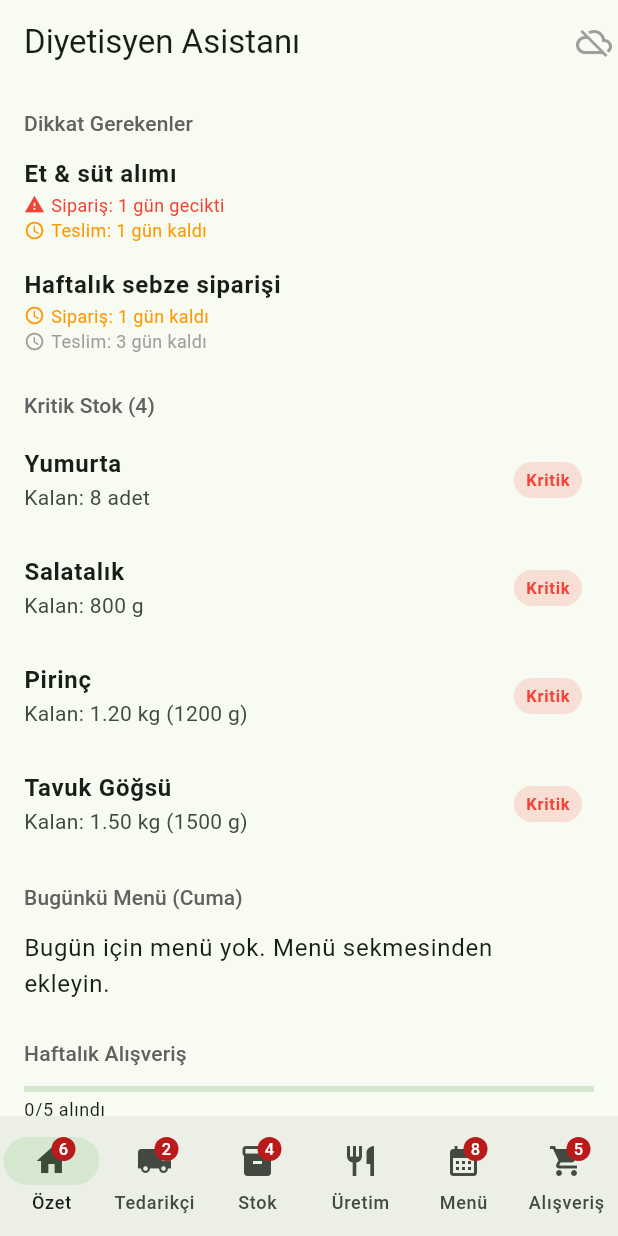
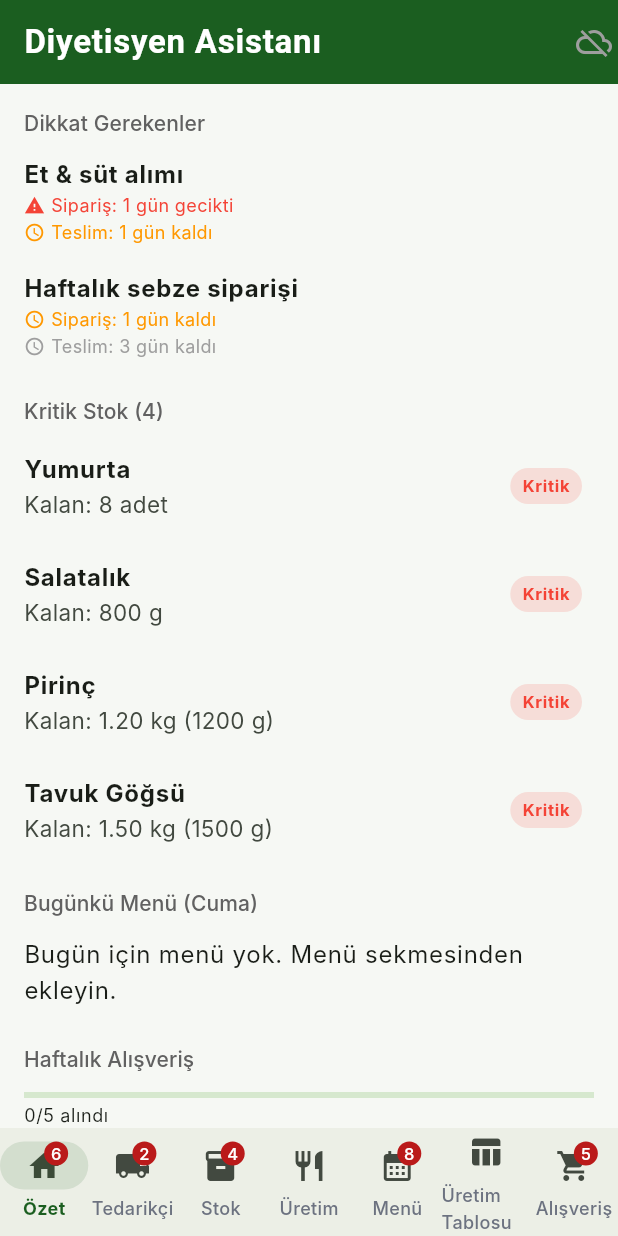
Before and after one commit to Furkan-Pamuk/Diyetisyen-Asistan, a Flutter app: the screen it shows after launch, on a phone screen of 412 x 824 dp. Run offline on Flutter 3.47's test engine with Material 3 defaults, Android fonts, the phone set to English and light mode, and no system bars; our stand-ins replace cloud_firestore, firebase_auth, firebase_core, flutter_local_notifications, share_plus, shared_preferences and 1 more; missing offline and left inert: excel; accounts and stored records are empty; Roboto replaces fonts that are missing (Inter).

Commit message:
Recipe table, manual production, autocomplete, monthly menu

```diff
--- a/lib/main.dart
+++ b/lib/main.dart
@@ -32,12 +32,63 @@ class DietitianApp extends StatelessWidget {
   Widget build(BuildContext context) {
     return ChangeNotifierProvider.value(
       value: store,
-      child: MaterialApp(
+        child: MaterialApp(
         title: 'Diyetisyen Asistanı',
         debugShowCheckedModeBanner: false,
         theme: ThemeData(
-          colorSchemeSeed: Colors.green,
+          colorSchemeSeed: const Color(0xFF1B5E20),
           useMaterial3: true,
+          fontFamily: 'Inter',
+          scaffoldBackgroundColor: const Color(0xFFF6F8F4),
+          cardTheme: CardThemeData(
+            color: Colors.white,
+            elevation: 2,
+            shape: RoundedRectangleBorder(
+                borderRadius: BorderRadius.circular(16),
+                side: const BorderSide(color: Color(0xFFE5E7EB), width: 0.5),
+            ),
+          ),
+          appBarTheme: const AppBarTheme(
+            backgroundColor: Color(0xFF1B5E20),
+            foregroundColor: Colors.white,
+            elevation: 0,
+            centerTitle: false,
+            titleTextStyle: TextStyle(
+              fontSize: 22,
+              fontWeight: FontWeight.w700,
+              letterSpacing: 0.5,
+            ),
+          ),
+          textTheme: const TextTheme(
+            titleLarge: TextStyle(
+              fontWeight: FontWeight.w700,
+              fontSize: 24,
+              letterSpacing: -0.5,
+              color: Color(0xFF1A1A2E),
+            ),
+            bodyMedium: TextStyle(
+              fontSize: 15,
+              height: 1.5,
+              color: Color(0xFF1A1A2E),
+            ),
+          ),
+          navigationBarTheme: NavigationBarThemeData(
+            height: 72,
+            indicatorColor: const Color(0xFF1B5E20).withValues(alpha: 0.12),
+            labelTextStyle: WidgetStateProperty.resolveWith<TextStyle?>(
+              (states) => states.contains(WidgetState.selected)
+                  ? const TextStyle(
+                      fontWeight: FontWeight.w700,
+                      fontSize: 12,
+                      color: Color(0xFF1B5E20),
+                    )
+                  : const TextStyle(
+                      fontWeight: FontWeight.w500,
+                      fontSize: 12,
+                      color: Color(0xFF6C7280),
+                    ),
+            ),
+          ),
         ),
         home: const AuthGate(),
       ),
--- a/lib/screens/home_screen.dart
+++ b/lib/screens/home_screen.dart
@@ -5,6 +5,7 @@ import '../state/app_store.dart';
 import 'dashboard_screen.dart';
 import 'supplier_orders_screen.dart';
 import 'inventory_screen.dart';
+import 'production_table_screen.dart';
 import 'menu_screen.dart';
 import 'recipes_screen.dart';
 import 'grocery_list_screen.dart';
@@ -26,6 +27,7 @@ class _HomeScreenState extends State<HomeScreen> {
     RecipesScreen(),
     MenuScreen(),
     GroceryListScreen(),
+    ProductionTableScreen(),
   ];
 
   @override
@@ -78,6 +80,10 @@ class _HomeScreenState extends State<HomeScreen> {
             label: 'Menü',
           ),
           NavigationDestination(
+            icon: const Icon(Icons.table_chart),
+            label: 'Üretim Tablosu',
+          ),
+          NavigationDestination(
             icon: Badge(
               isLabelVisible: pending > 0,
               label: Text('$pending'),
--- a/pubspec.yaml
+++ b/pubspec.yaml
@@ -19,6 +19,7 @@ dependencies:
   intl: ^0.19.0
   uuid: ^4.4.0
   share_plus: ^10.1.2
+  excel: ^4.0.3
   cupertino_icons: ^1.0.8
 
 dev_dependencies:
```
Also changed, not shown: lib/screens/production_table_screen.dart (added, +289 -0 lines), lib/services/excel_parser.dart (added, +23 -0 lines), lib/theme/app_colors.dart (added, +17 -0 lines), pubspec.lock, 5 other files.
